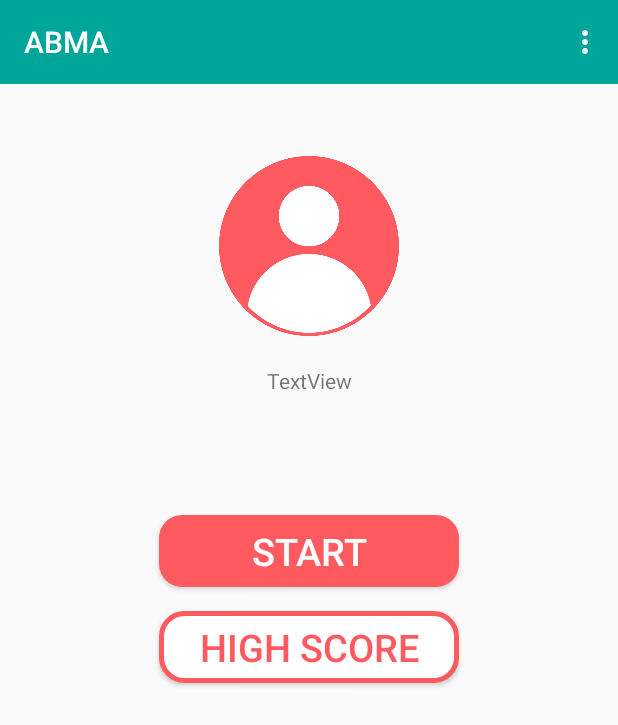
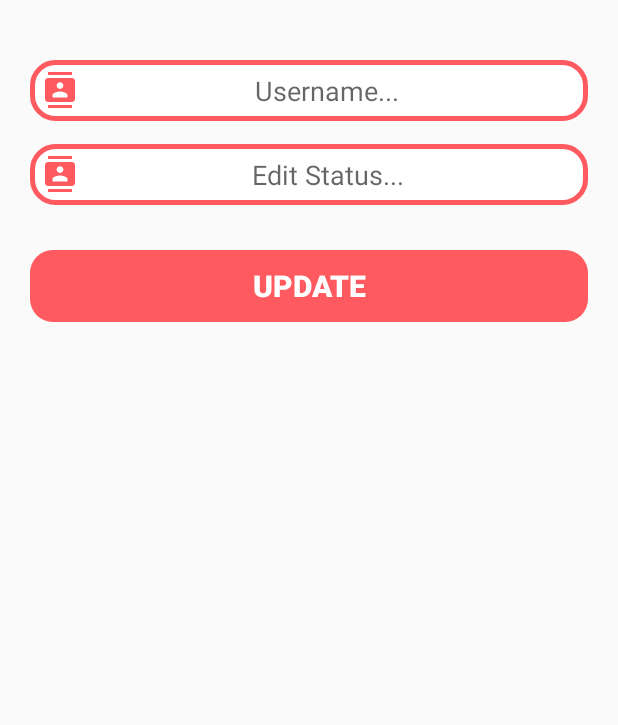
Before and after one commit to afiffauz1/ABMA, an Android app: the screen it shows after launch once a user with an empty profile is signed in (MainActivity before the commit, AccountActivity after it), in the options menu, after a tap on "Account", on a phone screen of 412 x 824 dp. Shown: the top 725 px of the screen. Run offline under Robolectric (Android 15) with nearby library versions, the phone set to English and light mode, and no system bars; our stand-ins replace Firebase (no records; nobody signed in at launch, a user with empty details on screens opened directly).

Commit message:
Add account activity

```diff
--- a/app/src/main/AndroidManifest.xml
+++ b/app/src/main/AndroidManifest.xml
@@ -2,7 +2,8 @@
 <manifest xmlns:android="http://schemas.android.com/apk/res/android"
     package="com.example.muhammadafiffauzi.abma">
 
-<uses-permission android:name="android.permission.INTERNET"></uses-permission>
+    <uses-permission android:name="android.permission.INTERNET" />
+
     <application
         android:allowBackup="true"
         android:icon="@mipmap/ic_launcher"
@@ -18,7 +19,8 @@
             </intent-filter>
         </activity>
         <activity android:name=".LoginActivity" />
-        <activity android:name=".RegisterActivity"></activity>
+        <activity android:name=".RegisterActivity" />
+        <activity android:name=".AccountActivity"></activity>
     </application>
 
 </manifest>
--- /dev/null
+++ b/app/src/main/java/com/example/muhammadafiffauzi/abma/AccountActivity.java
@@ -0,0 +1,23 @@
+package com.example.muhammadafiffauzi.abma;
+
+import android.support.v7.app.AppCompatActivity;
+import android.os.Bundle;
+import android.widget.Button;
+import android.widget.EditText;
+import android.widget.ImageView;
+
+public class AccountActivity extends AppCompatActivity {
+
+    private Button btn_update;
+    private EditText userName, userStatus;
+
+    @Override
+    protected void onCreate(Bundle savedInstanceState) {
+        super.onCreate(savedInstanceState);
+        setContentView(R.layout.activity_account);
+
+        btn_update = (Button) findViewById(R.id.btn_update);
+        userName = (EditText) findViewById(R.id.set_username);
+        userStatus = (EditText) findViewById(R.id.set_status);
+    }
+}
--- a/app/src/main/java/com/example/muhammadafiffauzi/abma/MainActivity.java
+++ b/app/src/main/java/com/example/muhammadafiffauzi/abma/MainActivity.java
@@ -40,10 +40,7 @@ public class MainActivity extends AppCompatActivity {
     }
 }
 
-    private void sendUserToLoginActivity() {
-        Intent loginIntent = new Intent(MainActivity.this, LoginActivity.class);
-        startActivity(loginIntent);
-    }
+
 
     @Override
     public boolean onCreateOptionsMenu(Menu menu) {
@@ -58,14 +55,24 @@ public class MainActivity extends AppCompatActivity {
         super.onOptionsItemSelected(item);
 
         if (item.getItemId() == R.id.menu_account){
+            sendUserToAccountMenu();
 
         } else if (item.getItemId() == R.id.menu_logout){
 
             mAuth.signOut();
             sendUserToLoginActivity();
         }
-
         return  true;
 
     }
+
+    private void sendUserToAccountMenu() {
+        Intent intent = new Intent(MainActivity.this, AccountActivity.class);
+        startActivity(intent);
+    }
+
+    private void sendUserToLoginActivity() {
+        Intent loginIntent = new Intent(MainActivity.this, LoginActivity.class);
+        startActivity(loginIntent);
+    }
 }
--- /dev/null
+++ b/app/src/main/res/layout/activity_account.xml
@@ -0,0 +1,56 @@
+<?xml version="1.0" encoding="utf-8"?>
+<RelativeLayout xmlns:android="http://schemas.android.com/apk/res/android"
+    xmlns:app="http://schemas.android.com/apk/res-auto"
+    xmlns:tools="http://schemas.android.com/tools"
+    android:layout_width="match_parent"
+    android:layout_height="match_parent"
+    tools:context=".AccountActivity">
+
+
+    <EditText
+        android:id="@+id/set_username"
+        android:layout_width="match_parent"
+        android:layout_height="wrap_content"
+        android:inputType="textMultiLine"
+        android:hint="Username..."
+        android:textAlignment="center"
+        android:drawableStart="@drawable/ic_contacts_black_24dp"
+        android:background="@drawable/button_overline"
+        android:layout_marginStart="20dp"
+        android:layout_marginEnd="20dp"
+        android:padding="8dp"
+        android:layout_marginTop="40dp"
+        />
+        <EditText
+        android:id="@+id/set_status"
+        android:layout_width="match_parent"
+        android:layout_height="wrap_content"
+        android:layout_below="@+id/set_username"
+        android:inputType="textMultiLine"
+        android:hint="Edit Status..."
+        android:textAlignment="center"
+        android:drawableStart="@drawable/ic_contacts_black_24dp"
+        android:background="@drawable/button_overline"
+        android:layout_marginStart="20dp"
+        android:layout_marginEnd="20dp"
+        android:padding="8dp"
+        android:layout_marginTop="15dp"
+        />
+    <Button
+        android:id="@+id/btn_update"
+        android:layout_width="match_parent"
+        android:layout_height="wrap_content"
+        android:layout_below="@+id/set_status"
+        android:text="UPDATE"
+        android:textSize="20dp"
+        android:textColor="#ffffff"
+        android:textStyle="bold"
+        android:textAlignment="center"
+        android:background="@drawable/button_solid"
+        android:layout_marginStart="20dp"
+        android:layout_marginEnd="20dp"
+        android:padding="8dp"
+        android:layout_marginTop="30dp"
+        />
+
+</RelativeLayout>
```
